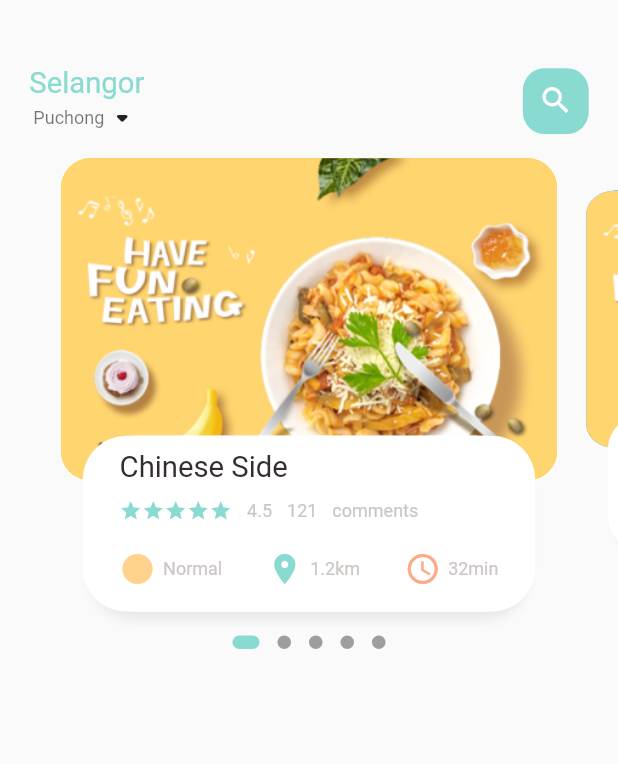
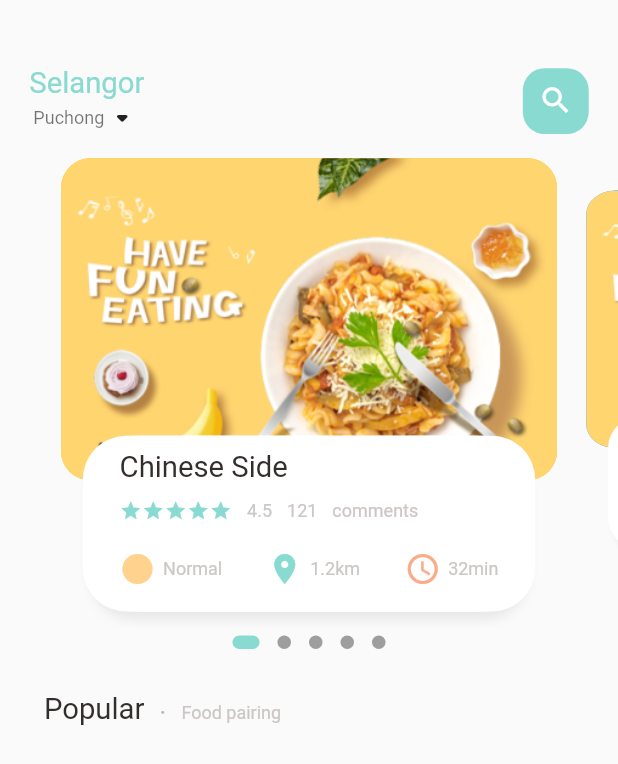
Before and after one commit to dawirashid/food_delivery_demo, a Flutter app: the screen it shows after launch, on a phone screen of 412 x 824 dp. Shown: the top 764 px of the screen. Run offline on Flutter 3.47's test engine with Material 2 defaults, Android fonts, the phone set to English and light mode, and no system bars; drawn by our look-alikes of dots_indicator; our stand-ins replace get.

Commit message:
add Populat text

```diff
--- a/lib/home/food_page_body.dart
+++ b/lib/home/food_page_body.dart
@@ -40,7 +40,7 @@ class _FoodPageBodyState extends State<FoodPageBody> {
   Widget build(BuildContext context) {
     // ignore: sized_box_for_whitespace
     return Column(
-      children: [
+      children: [ // slide section
         Container(
           // color: Colors.blue,
           height: Dimensions.pageView,
@@ -52,6 +52,7 @@ class _FoodPageBodyState extends State<FoodPageBody> {
             },
           ),
         ),
+        // dots
         DotsIndicator(
           dotsCount: 5,
           position: _currentPageValue,
@@ -64,6 +65,27 @@ class _FoodPageBodyState extends State<FoodPageBody> {
             ),
           ),
         ),
+        //Popular text
+        SizedBox(height: Dimensions.height20,),
+        Container(
+          margin: EdgeInsets.only(left: Dimensions.width30),
+          child: Row(
+            crossAxisAlignment: CrossAxisAlignment.end,
+            children: [
+              BigText(text: 'Popular'),
+              SizedBox(width: Dimensions.width10,),
+              Container(
+                margin: const EdgeInsets.only(bottom: 3),
+                child: BigText(text: '.', color : Colors.black26),
+              ),
+              SizedBox(width: Dimensions.width10,),
+              Container(
+                margin: const EdgeInsets.only(bottom: 2),
+                child: SmallText(text: 'Food pairing',),
+              ),
+            ],
+          ),
+        )
       ],
     );
   }
```
